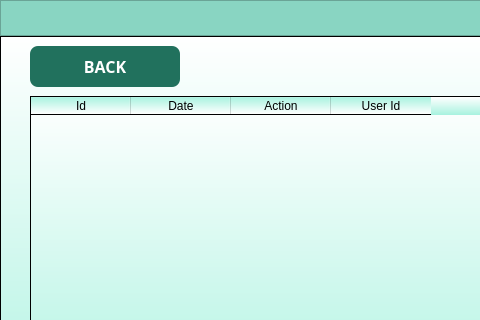
Qt form system_log.ui (marcryangil/facemaskdetection) before a commit; both pictures show x 0 to 480 and y 0 to 320 of the 942 by 495 pixel window.
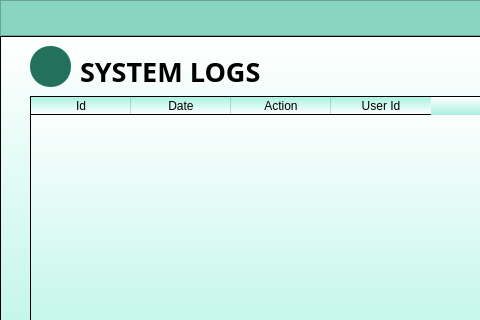
The same form after that commit. Icons and pictures are not drawn.

Commit message: added logs on all menu

Patch:
```diff
--- a/system_log.ui
+++ b/system_log.ui
@@ -133,19 +133,43 @@
         </property>
        </column>
       </widget>
-      <widget class="QPushButton" name="gobackbtn">
+      <widget class="QLabel" name="label_7">
+       <property name="geometry">
+        <rect>
+         <x>80</x>
+         <y>20</y>
+         <width>231</width>
+         <height>31</height>
+        </rect>
+       </property>
+       <property name="font">
+        <font>
+         <family>Work Sans</family>
+         <pointsize>20</pointsize>
+         <weight>75</weight>
+         <bold>true</bold>
+        </font>
+       </property>
+       <property name="styleSheet">
+        <string notr="true">background-color: transparent;</string>
+       </property>
+       <property name="text">
+        <string>SYSTEM LOGS</string>
+       </property>
+      </widget>
+      <widget class="QPushButton" name="btn_back">
        <property name="geometry">
         <rect>
          <x>30</x>
          <y>10</y>
-         <width>150</width>
+         <width>41</width>
          <height>41</height>
         </rect>
        </property>
        <property name="minimumSize">
         <size>
-         <width>150</width>
-         <height>41</height>
+         <width>0</width>
+         <height>0</height>
         </size>
        </property>
        <property name="font">
@@ -161,7 +185,7 @@
 	background-color: rgb(33, 113, 93);
 	border: none;
 	color: rgb(255, 255, 255);
-	border-radius: 8px;
+	border-radius: 20px;
 }
 QPushButton:hover{
 	background-color: rgb(46, 159, 131);
@@ -171,7 +195,17 @@
 }</string>
        </property>
        <property name="text">
-        <string>BACK</string>
+        <string/>
+       </property>
+       <property name="icon">
+        <iconset>
+         <normaloff>back_white.png</normaloff>back_white.png</iconset>
+       </property>
+       <property name="iconSize">
+        <size>
+         <width>45</width>
+         <height>45</height>
+        </size>
        </property>
        <property name="flat">
         <bool>false</bool>
```
The commit also changes 2 other files.
